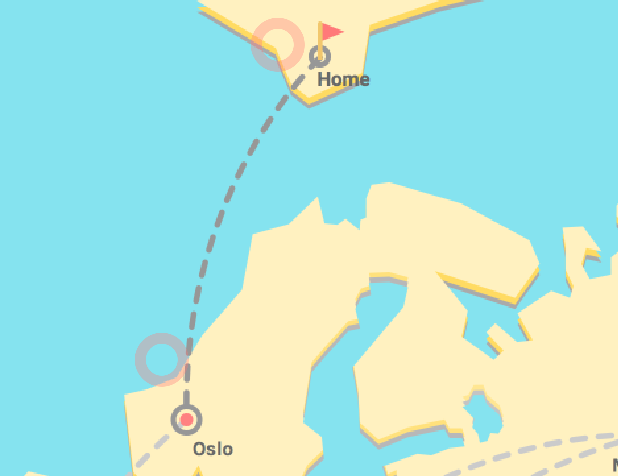
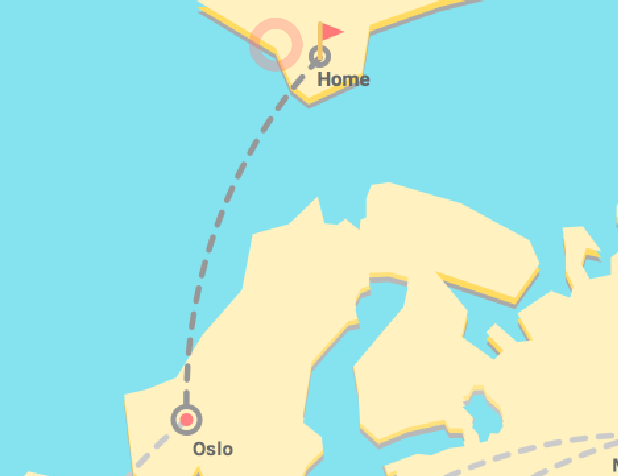
Before and after one commit to hackcmu2015-helloworld/Hello-World, an Android app: the layout map.xml on its own in the app's theme, with its tools: preview values and no code run, on a phone screen of 412 x 824 dp. Shown: the top 476 px of the screen. Run offline under Robolectric (Android 15) with nearby library versions, the phone set to English and light mode, and no system bars.

Commit message:
fix map circles

```diff
--- a/app/src/main/java/org/hackcmu/helloworld/CityPlans.java
+++ b/app/src/main/java/org/hackcmu/helloworld/CityPlans.java
@@ -45,4 +45,8 @@ public class CityPlans {
     public int getCurrentSteps() {
         return currentSteps;
     }
+
+    public int getCurrentLevel() {
+        return currentLevel;
+    }
 }
--- a/app/src/main/res/layout/map.xml
+++ b/app/src/main/res/layout/map.xml
@@ -22,16 +22,27 @@
             android:layout_height="wrap_content"
             android:layout_width="wrap_content"
             android:layout_marginTop="12dp"
-            android:layout_marginLeft="167dp"
+            android:layout_marginLeft="166dp"
             android:scaleType="center"
             android:src="@drawable/circle"/>
+        <ImageView
+            android:layout_height="wrap_content"
+            android:layout_width="wrap_content"
+            android:layout_marginTop="326dp"
+            android:layout_marginLeft="18dp"
+            android:scaleType="center"
+            android:src="@drawable/circle"
+            android:visibility="invisible"
+            android:id="@+id/map_london_circle"/>
         <ImageView
             android:layout_height="wrap_content"
             android:layout_width="wrap_content"
             android:layout_marginTop="222dp"
             android:layout_marginLeft="90dp"
             android:scaleType="center"
-            android:src="@drawable/circle"/>
+            android:src="@drawable/circle"
+            android:visibility="invisible"
+            android:id="@+id/map_norway_circle"/>
     </FrameLayout>
 
     <FrameLayout
```
Also changed, not shown: app/src/main/java/org/hackcmu/helloworld/MainActivity.java (+43 -2 lines), app/src/main/java/org/hackcmu/helloworld/MapActivity.java (+12 -0 lines), app/src/main/res/layout/activity_main.xml (+5 -5 lines), app/src/main/res/drawable-xxhdpi/map_london.png.
